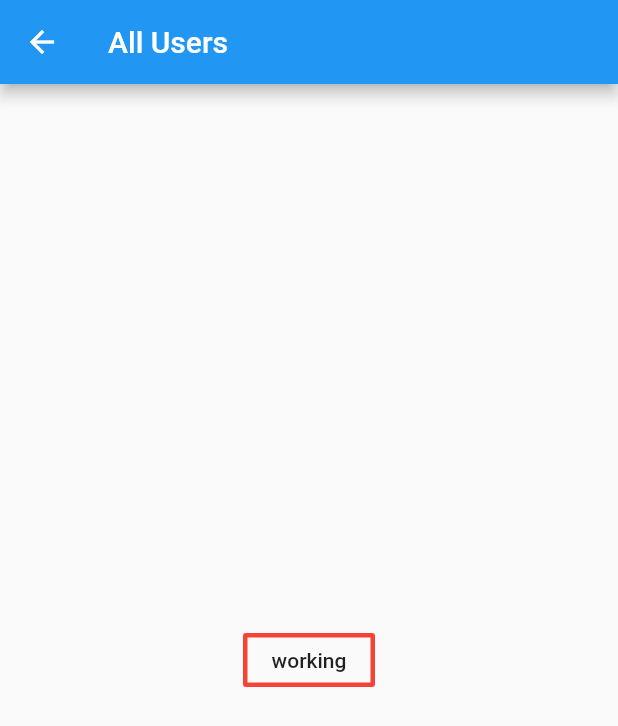
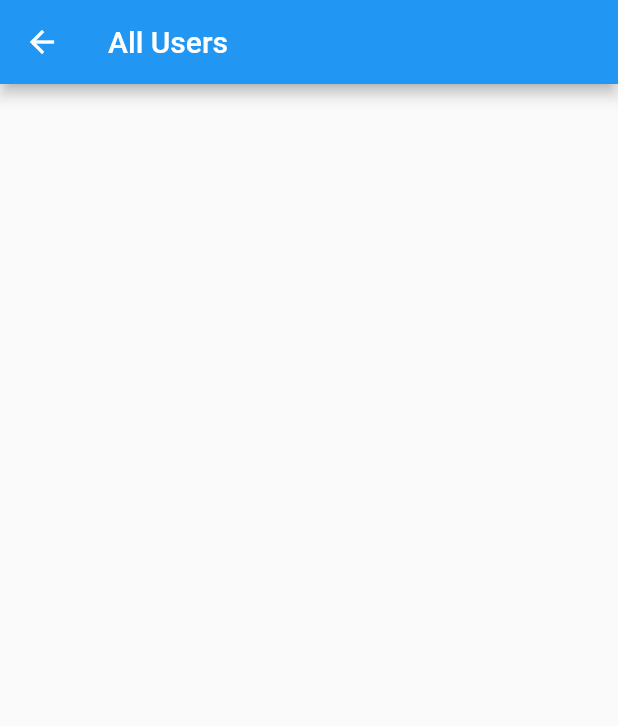
Before and after one commit to dnetshik/gcf_app_project, a Flutter app: the AllUsersPage screen opened directly, on a phone screen of 412 x 824 dp. Shown: the top 726 px of the screen. Run offline on Flutter 3.47's test engine with Material 2 defaults, Android fonts, the phone set to English and light mode, and no system bars; our stand-ins replace cloud_firestore, firebase_auth, firebase_database, firebase_storage, image_picker; accounts and stored records are empty.

Commit message:
am the best

```diff
--- a/lib/allusers.dart
+++ b/lib/allusers.dart
@@ -13,16 +13,7 @@ class _AllUsersPageState extends State<AllUsersPage> {
       appBar: AppBar(
         title: Text('All Users'),
       ),
-      body: Center(
-        child: new OutlineButton(
-            borderSide: BorderSide(
-                color: Colors.red, style: BorderStyle.solid, width: 3.0),
-            child: Text('working'),
-            onPressed: () {
-              Navigator.of(context).pop();
-              Navigator.of(context).pushReplacementNamed('/addProj');
-            }
-        ),),
+
     );
   }
 }
--- a/lib/uploadpicture.dart
+++ b/lib/uploadpicture.dart
@@ -65,6 +65,8 @@ class _UploadPicturePageState extends State<UploadPicturePage> {
           )
         ],
       ),
+
     );
+
   }
 }
```
Also changed, not shown: lib/addProj.dart (+44 -5 lines), lib/adminpage.dart (+20 -10 lines), lib/loginpage.dart (+9 -3 lines), 4 other files.
